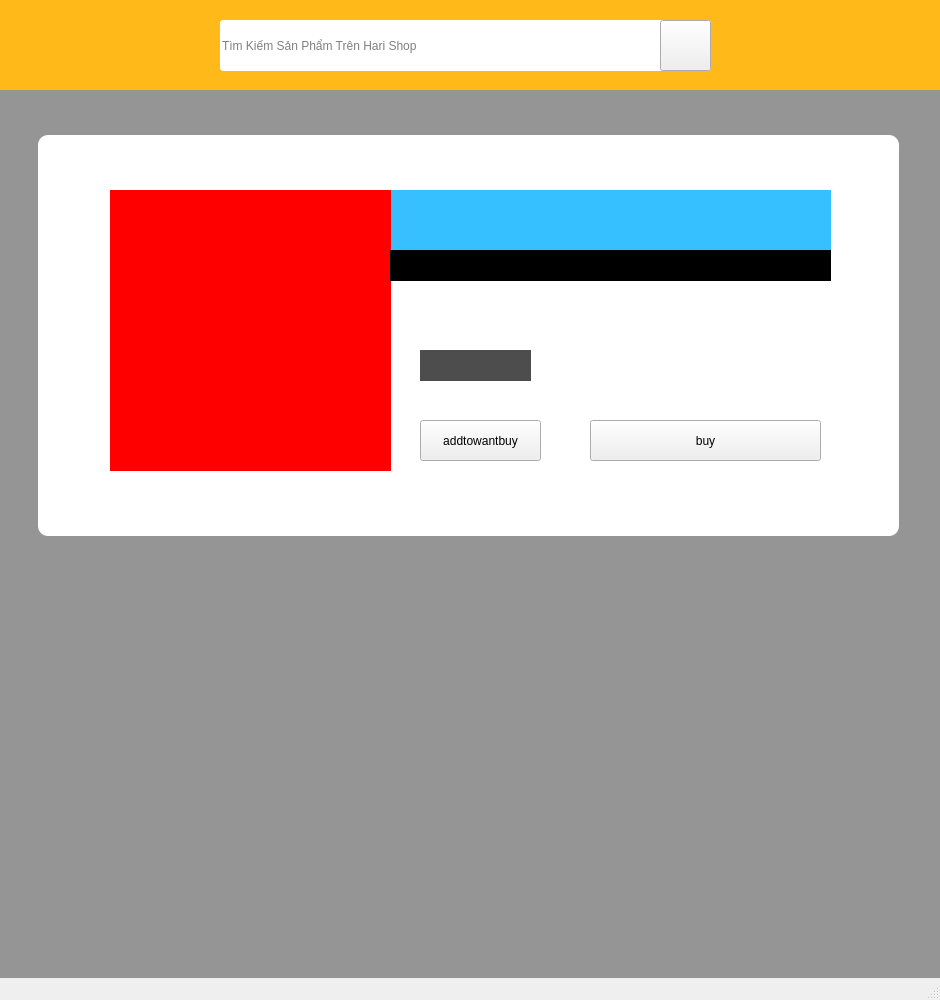
Old version of the form ui/mainwindow.ui in the repository Harisaya/python-app.
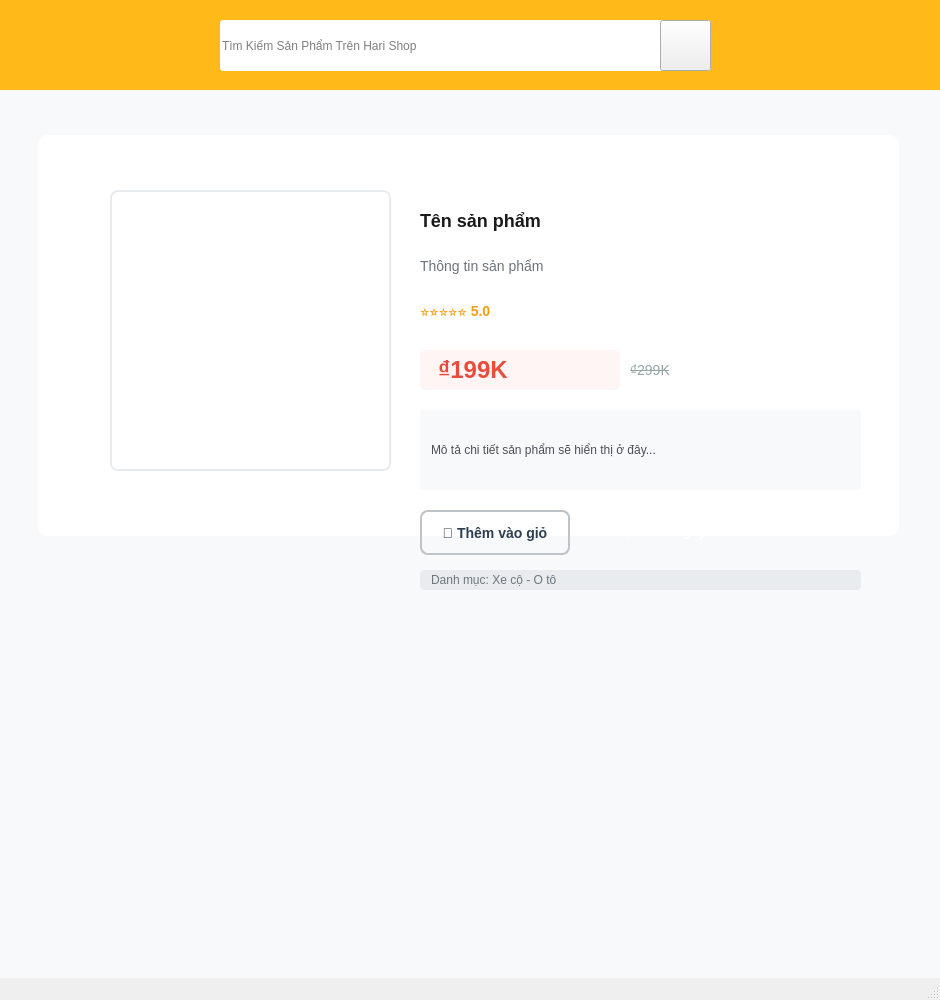
New version of the form. The open tabs and pages were chosen to show the change. Icons and pictures are not drawn.

What changed in the file:
```diff
--- a/ui/mainwindow.ui
+++ b/ui/mainwindow.ui
@@ -617,102 +617,12 @@
        </rect>
       </property>
       <property name="styleSheet">
-       <string notr="true">background-color: rgb(149, 149, 149)</string>
+       <string notr="true">background-color: #f8f9fa;</string>
       </property>
       <property name="text">
        <string/>
       </property>
      </widget>
-     <widget class="QLabel" name="product_info">
-      <property name="geometry">
-       <rect>
-        <x>390</x>
-        <y>100</y>
-        <width>441</width>
-        <height>61</height>
-       </rect>
-      </property>
-      <property name="styleSheet">
-       <string notr="true">background-color: rgb(55, 192, 255)</string>
-      </property>
-      <property name="text">
-       <string/>
-      </property>
-     </widget>
-     <widget class="QLabel" name="product_price">
-      <property name="geometry">
-       <rect>
-        <x>420</x>
-        <y>260</y>
-        <width>111</width>
-        <height>31</height>
-       </rect>
-      </property>
-      <property name="styleSheet">
-       <string notr="true">background-color: rgb(77, 77, 77);</string>
-      </property>
-      <property name="text">
-       <string/>
-      </property>
-     </widget>
-     <widget class="QPushButton" name="addItemto_wantbuy">
-      <property name="geometry">
-       <rect>
-        <x>420</x>
-        <y>330</y>
-        <width>121</width>
-        <height>41</height>
-       </rect>
-      </property>
-      <property name="text">
-       <string>addtowantbuy</string>
-      </property>
-     </widget>
-     <widget class="QLabel" name="bannerLabel">
-      <property name="geometry">
-       <rect>
-        <x>110</x>
-        <y>100</y>
-        <width>281</width>
-        <height>281</height>
-       </rect>
-      </property>
-      <property name="styleSheet">
-       <string notr="true">background-color: rgb(255, 0, 0)</string>
-      </property>
-      <property name="text">
-       <string/>
-      </property>
-     </widget>
-     <widget class="QLabel" name="product_information">
-      <property name="geometry">
-       <rect>
-        <x>390</x>
-        <y>160</y>
-        <width>441</width>
-        <height>31</height>
-       </rect>
-      </property>
-      <property name="styleSheet">
-       <string notr="true">background-color: rgb(0, 0, 0);</string>
-      </property>
-      <property name="text">
-       <string/>
-      </property>
-     </widget>
-     <widget class="QPushButton" name="buyItemButton">
-      <property name="geometry">
-       <rect>
-        <x>590</x>
-        <y>330</y>
-        <width>231</width>
-        <height>41</height>
-       </rect>
-      </property>
-      <property name="text">
-       <string>buy</string>
-      </property>
-     </widget>
      <widget class="QLabel" name="label_7">
       <property name="geometry">
        <rect>
@@ -730,6 +640,75 @@
        <string/>
       </property>
      </widget>
+     <widget class="QLabel" name="bannerLabel">
+      <property name="geometry">
+       <rect>
+        <x>110</x>
+        <y>100</y>
+        <width>281</width>
+        <height>281</height>
+       </rect>
+      </property>
+      <property name="styleSheet">
+       <string notr="true">background-color: #ffffff;
+border: 2px solid #e9ecef;
+border-radius: 8px;
+padding: 8px;</string>
+      </property>
+      <property name="text">
+       <string/>
+      </property>
+      <property name="scaledContents">
+       <bool>true</bool>
+      </property>
+     </widget>
+     <widget class="QLabel" name="product_info">
+      <property name="geometry">
+       <rect>
+        <x>420</x>
+        <y>100</y>
+        <width>441</width>
+        <height>61</height>
+       </rect>
+      </property>
+      <property name="styleSheet">
+       <string notr="true">background-color: transparent;
+font-family: 'SF Pro Display', 'Segoe UI', Arial, sans-serif;
+font-size: 18px;
+font-weight: 700;
+color: #1a1a1a;
+line-height: 1.3;</string>
+      </property>
+      <property name="text">
+       <string>Tên sản phẩm</string>
+      </property>
+      <property name="wordWrap">
+       <bool>true</bool>
+      </property>
+     </widget>
+     <widget class="QLabel" name="product_information">
+      <property name="geometry">
+       <rect>
+        <x>420</x>
+        <y>160</y>
+        <width>441</width>
+        <height>31</height>
+       </rect>
+      </property>
+      <property name="styleSheet">
+       <string notr="true">background-color: transparent;
+font-family: 'SF Pro Display', 'Segoe UI', Arial, sans-serif;
+font-size: 14px;
+color: #6c757d;
+line-height: 1.4;</string>
+      </property>
+      <property name="text">
+       <string>Thông tin sản phẩm</string>
+      </property>
+      <property name="wordWrap">
+       <bool>true</bool>
+      </property>
+     </widget>
      <widget class="QLabel" name="rate_star">
       <property name="geometry">
        <rect>
@@ -739,25 +718,182 @@
         <height>41</height>
        </rect>
       </property>
+      <property name="styleSheet">
+       <string notr="true">background-color: transparent;
+font-family: 'SF Pro Display', 'Segoe UI', Arial, sans-serif;
+font-size: 14px;
+color: #f39c12;
+font-weight: 600;</string>
+      </property>
       <property name="text">
-       <string/>
+       <string>⭐⭐⭐⭐⭐ 5.0</string>
       </property>
-      <property name="pixmap">
-       <pixmap>../img/nika boi.png</pixmap>
+     </widget>
+     <widget class="QLabel" name="product_price">
+      <property name="geometry">
+       <rect>
+        <x>420</x>
+        <y>260</y>
+        <width>200</width>
+        <height>40</height>
+       </rect>
       </property>
-      <property name="scaledContents">
+      <property name="styleSheet">
+       <string notr="true">background-color: transparent;
+font-family: 'SF Pro Display', 'Segoe UI', Arial, sans-serif;
+font-size: 24px;
+font-weight: 700;
+color: #e74c3c;
+background: #fff5f5;
+padding: 8px 12px;
+border-radius: 6px;</string>
+      </property>
+      <property name="text">
+       <string>₫199K</string>
+      </property>
+     </widget>
+     <widget class="QLabel" name="original_price">
+      <property name="geometry">
+       <rect>
+        <x>630</x>
+        <y>270</y>
+        <width>120</width>
+        <height>20</height>
+       </rect>
+      </property>
+      <property name="styleSheet">
+       <string notr="true">background-color: transparent;
+font-family: 'SF Pro Display', 'Segoe UI', Arial, sans-serif;
+font-size: 14px;
+color: #95a5a6;
+text-decoration: line-through;</string>
+      </property>
+      <property name="text">
+       <string>₫299K</string>
+      </property>
+     </widget>
+     <widget class="QLabel" name="product_description">
+      <property name="geometry">
+       <rect>
+        <x>420</x>
+        <y>320</y>
+        <width>441</width>
+        <height>80</height>
+       </rect>
+      </property>
+      <property name="styleSheet">
+       <string notr="true">background-color: transparent;
+font-family: 'SF Pro Display', 'Segoe UI', Arial, sans-serif;
+font-size: 12px;
+color: #495057;
+line-height: 1.5;
+background: #f8f9fa;
+padding: 8px;
+border-radius: 4px;</string>
+      </property>
+      <property name="text">
+       <string>Mô tả chi tiết sản phẩm sẽ hiển thị ở đây...</string>
+      </property>
+      <property name="wordWrap">
        <bool>true</bool>
       </property>
      </widget>
-     <zorder>label_6</zorder>
-     <zorder>label_7</zorder>
-     <zorder>product_info</zorder>
-     <zorder>product_price</zorder>
-     <zorder>addItemto_wantbuy</zorder>
-     <zorder>bannerLabel</zorder>
-     <zorder>product_information</zorder>
-     <zorder>buyItemButton</zorder>
-     <zorder>rate_star</zorder>
+     <widget class="QPushButton" name="addItemto_wantbuy">
+      <property name="geometry">
+       <rect>
+        <x>420</x>
+        <y>420</y>
+        <width>150</width>
+        <height>45</height>
+       </rect>
+      </property>
+      <property name="styleSheet">
+       <string notr="true">QPushButton#addItemto_wantbuy {
+    background: qlineargradient(x1:0, y1:0, x2:0, y2:1,
+        stop:0 #ecf0f1, stop:1 #bdc3c7);
+    color: #2c3e50;
+    border: 2px solid #bdc3c7;
+    border-radius: 8px;
+    font-family: 'SF Pro Display', 'Segoe UI', Arial, sans-serif;
+    font-size: 14px;
+    font-weight: 600;
+    padding: 8px 16px;
+}
+
+QPushButton#addItemto_wantbuy:hover {
+    background: qlineargradient(x1:0, y1:0, x2:0, y2:1,
+        stop:0 #d5dbdb, stop:1 #aeb6bf);
+    border-color: #85929e;
+}
+
+QPushButton#addItemto_wantbuy:pressed {
+    background: qlineargradient(x1:0, y1:0, x2:0, y2:1,
+        stop:0 #aeb6bf, stop:1 #85929e);
+}</string>
+      </property>
+      <property name="text">
+       <string>🛒 Thêm vào giỏ</string>
+      </property>
+     </widget>
+     <widget class="QPushButton" name="buyItemButton">
+      <property name="geometry">
+       <rect>
+        <x>590</x>
+        <y>420</y>
+        <width>150</width>
+        <height>45</height>
+       </rect>
+      </property>
+      <property name="styleSheet">
+       <string notr="true">QPushButton#buyItemButton {
+    background: qlineargradient(x1:0, y1:0, x2:0, y2:1,
+        stop:0 #27ae60, stop:1 #2ecc71);
+    color: white;
+    border: none;
+    border-radius: 8px;
+    font-family: 'SF Pro Display', 'Segoe UI', Arial, sans-serif;
+    font-size: 14px;
+    font-weight: 600;
+    padding: 8px 16px;
+}
+
+QPushButton#buyItemButton:hover {
+    background: qlineargradient(x1:0, y1:0, x2:0, y2:1,
+        stop:0 #229954, stop:1 #27ae60);
+    transform: scale(1.02);
+}
+
+QPushButton#buyItemButton:pressed {
+    background: qlineargradient(x1:0, y1:0, x2:0, y2:1,
+        stop:0 #1e8449, stop:1 #229954);
+}</string>
+      </property>
+      <property name="text">
+       <string>💳 Mua ngay</string>
+      </property>
+     </widget>
+     <widget class="QLabel" name="category_label">
+      <property name="geometry">
+       <rect>
+        <x>420</x>
+        <y>480</y>
+        <width>441</width>
+        <height>20</height>
+       </rect>
+      </property>
+      <property name="styleSheet">
+       <string notr="true">background-color: transparent;
+font-family: 'SF Pro Display', 'Segoe UI', Arial, sans-serif;
+font-size: 12px;
+color: #6c757d;
+background: #e9ecef;
+padding: 4px 8px;
+border-radius: 4px;</string>
+      </property>
+      <property name="text">
+       <string>Danh mục: Xe cộ - Ô tô</string>
+      </property>
+     </widget>
     </widget>
     <widget class="QWidget" name="page_3">
      <widget class="QLabel" name="label_41">
```
Left out of the diff: 272 changed lines with no effect on the pictures.
